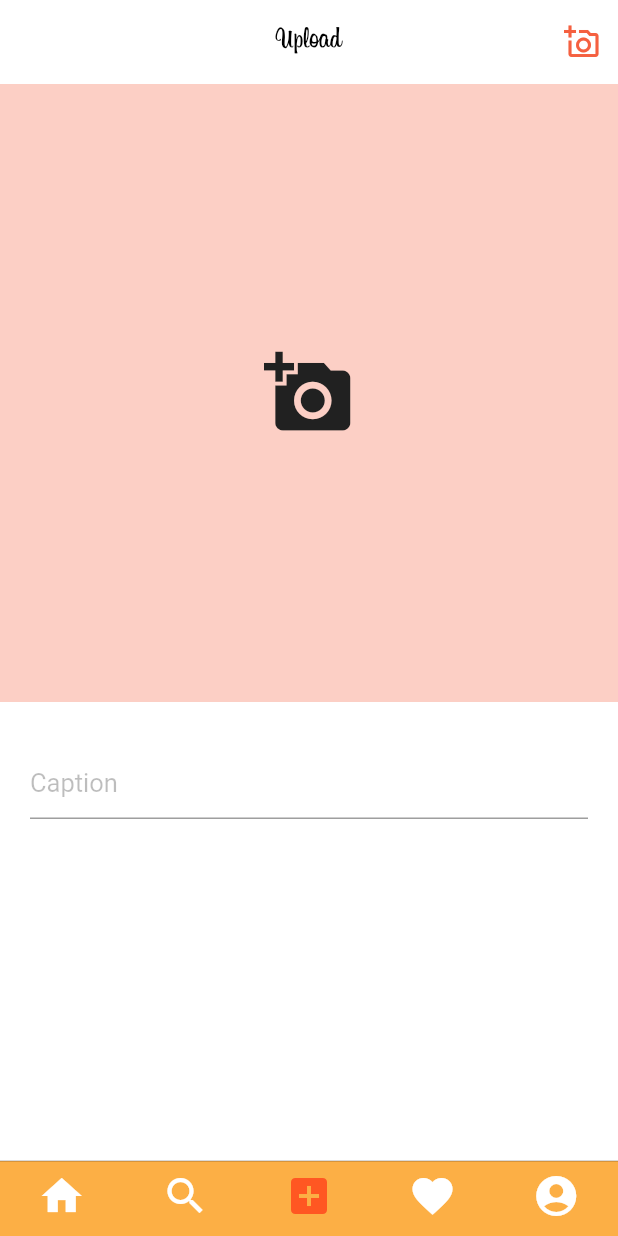
After one commit to Diyorbek0617/flutter_myinsta, a Flutter app: the Home_page screen opened by its route, swiped to page 3, on a phone screen of 412 x 824 dp. The commit adds this screen. Run offline on Flutter 3.47's test engine with Material 2 defaults, Android fonts, the phone set to English and light mode, and no system bars; our stand-ins replace fluttertoast, image_picker.

Commit message:
created upload page

```diff
--- a/lib/main.dart
+++ b/lib/main.dart
@@ -1,4 +1,5 @@
 import 'package:flutter/material.dart';
+import 'package:flutter_myinsta/pages/home_page.dart';
 import 'package:flutter_myinsta/pages/signin_page.dart';
 import 'package:flutter_myinsta/pages/signup_page.dart';
 import 'package:flutter_myinsta/pages/splash_page.dart';
@@ -8,9 +9,8 @@ void main() {
 }
 
 class MyApp extends StatelessWidget {
-  const MyApp({Key? key}) : super(key: key);
+  const MyApp({Key key}) : super(key: key);
 
-  // This widget is the root of your application.
   @override
   Widget build(BuildContext context) {
     return MaterialApp(
@@ -25,6 +25,7 @@ class MyApp extends StatelessWidget {
         Splash_page.id:(context)=>Splash_page(),
         Signin_page.id:(context)=>Signin_page(),
         Signup_page.id:(context)=>Signup_page(),
+        Home_page.id:(context)=>Home_page(),
       },
     );
   }
--- /dev/null
+++ b/lib/pages/home_page.dart
@@ -0,0 +1,97 @@
+
+import 'package:flutter/cupertino.dart';
+import 'package:flutter/material.dart';
+import 'package:flutter_myinsta/pages/my_likes_page.dart';
+import 'package:flutter_myinsta/pages/my_profile_page.dart';
+import 'package:flutter_myinsta/pages/myfeed_page.dart';
+import 'package:flutter_myinsta/pages/mysearch_page.dart';
+import 'package:flutter_myinsta/pages/myupload_page.dart';
+
+
+class Home_page extends StatefulWidget {
+  const Home_page({Key key}) : super(key: key);
+  static final String id="home_page";
+
+  @override
+  _Home_pageState createState() => _Home_pageState();
+}
+
+class _Home_pageState extends State<Home_page> {
+   int _cureenttab=0;
+   PageController _pageController;
+
+
+   @override
+  void initState() {
+    // TODO: implement initState
+    super.initState();
+    _pageController = PageController();
+  }
+
+
+  @override
+  Widget build(BuildContext context) {
+    return Scaffold(
+      body:  PageView(
+        controller: _pageController,
+        children: const [
+          Myfeed_page(),
+          Mysearch_page(),
+          Myupoad_page(),
+          My_likes_page(),
+          My_profile_page(),
+
+        ],
+          onPageChanged: (int index){
+          setState(() {
+            _cureenttab=index;
+          });
+    },
+      ),
+      bottomNavigationBar: CupertinoTabBar(
+        inactiveColor: Colors.white,
+        backgroundColor:Color.fromRGBO(252, 175, 69, 1),
+        onTap: (int index){
+          setState(() {
+            _cureenttab=index;
+            _pageController.animateToPage(index,duration:Duration(milliseconds: 200),curve: Curves.easeIn);
+          });
+        },
+        activeColor: Colors.deepOrange,
+        currentIndex: _cureenttab,
+        items: [
+          BottomNavigationBarItem(
+            icon: Icon(
+              Icons.home,
+              size: 32,
+            ),
+          ),
+          BottomNavigationBarItem(
+            icon: Icon(
+              Icons.search,
+              size: 32,
+            ),
+          ),
+          BottomNavigationBarItem(
+            icon: Icon(
+              Icons.add_box,
+              size: 32,
+            ),
+          ),
+          BottomNavigationBarItem(
+            icon: Icon(
+              Icons.favorite,
+              size: 32,
+            ),
+          ),
+          BottomNavigationBarItem(
+            icon: Icon(
+              Icons.account_circle,
+              size: 32,
+            ),
+          ),
+        ],
+      ),
+    );
+  }
+}
--- /dev/null
+++ b/lib/pages/myupload_page.dart
@@ -0,0 +1,174 @@
+import 'dart:io';
+import 'package:flutter/material.dart';
+import "package:image_picker/image_picker.dart" show ImagePicker, ImageSource;
+
+class Myupoad_page extends StatefulWidget {
+  const Myupoad_page({Key key}) : super(key: key);
+  static const String id = "myupload_page";
+
+  @override
+  _Myupoad_pageState createState() => _Myupoad_pageState();
+}
+
+File _image;
+bool iscorrect = false;
+
+class _Myupoad_pageState extends State<Myupoad_page> {
+  var captioncontroller = TextEditingController();
+
+  _imgFromCamera() async {
+    File image = await ImagePicker.pickImage(
+        source: ImageSource.camera, imageQuality: 50);
+
+    setState(() {
+      _image = image;
+    });
+  }
+
+  _imgFromGallery() async {
+    File image = await ImagePicker.pickImage(
+        source: ImageSource.gallery, imageQuality: 50);
+
+    setState(() {
+      _image = image;
+    });
+  }
+
+  void _showPicker(context) {
+    showModalBottomSheet(
+        backgroundColor: Color.fromRGBO(245, 96, 64, 1).withOpacity(0.8),
+        context: context,
+        builder: (BuildContext bc) {
+          return SafeArea(
+            child: Container(
+              child: new Wrap(
+                children: <Widget>[
+                  new ListTile(
+                      leading: new Icon(Icons.photo_library),
+                      title: new Text('Pick Photo'),
+                      onTap: () {
+                        _imgFromGallery();
+                        Navigator.of(context).pop();
+                      }),
+                  Container(
+                    width: double.infinity,
+                    height: 1,
+                    color: Colors.blue,
+                  ),
+                  new ListTile(
+                    leading: new Icon(Icons.photo_camera),
+                    title: new Text('Take Photo'),
+                    onTap: () {
+                      _imgFromCamera();
+                      Navigator.of(context).pop();
+                    },
+                  ),
+                ],
+              ),
+            ),
+          );
+        });
+  }
+
+  @override
+  Widget build(BuildContext context) {
+    return Scaffold(
+      backgroundColor: Colors.white,
+      appBar: AppBar(
+        backgroundColor: Colors.white,
+        title: const Text(
+          "Upload",
+          style: TextStyle(color: Colors.black, fontFamily: "Billabong"),
+        ),
+        actions: [
+          IconButton(
+            onPressed: () {},
+            icon: const Icon(Icons.add_a_photo_outlined),
+            color: const Color.fromRGBO(245, 96, 64, 1),
+          ),
+        ],
+        centerTitle: true,
+        elevation: 0,
+      ),
+      body: SafeArea(
+        child: SingleChildScrollView(
+          child: Container(
+            width: MediaQuery.of(context).size.width,
+            child: Column(
+              children: <Widget>[
+                // choose image
+                Container(
+                  width: MediaQuery.of(context).size.width,
+                  height: MediaQuery.of(context).size.width,
+                  color: Color.fromRGBO(245, 96, 64, 1).withOpacity(0.3),
+                  child: _image == null
+                      ? GestureDetector(
+                    onTap: (){
+                      _showPicker(context);
+                    },
+                        child: Center(
+                          child: Icon(
+                              Icons.add_a_photo,
+                              color: Colors.grey.shade900,
+                              size: 60,
+                            ),
+                        ),
+                      )
+                      : Stack(
+                          children: [
+                            // Added photo
+                            Container(
+                              height: double.infinity,
+                              width: double.infinity,
+                              child: Image.file(
+                                _image,
+                                fit: BoxFit.cover,
+                              ),
+                            ),
+
+                            Container(
+                              width: double.infinity,
+                              decoration: BoxDecoration(
+                                color: Colors.black12.withOpacity(0.2),
+                              ),
+                              child: Column(
+                                crossAxisAlignment: CrossAxisAlignment.end,
+                                children: [
+                                  IconButton(
+                                      icon: Icon(
+                                        Icons.highlight_remove,
+                                        color: Colors.white,
+                                      ),
+                                      onPressed: () {
+                                        setState(() {
+                                          _image = null;
+                                        });
+                                      }),
+                                ],
+                              ),
+                            ),
+                          ],
+                        ),
+                ),
+
+                // #add caption
+                Container(
+                  margin: const EdgeInsets.only(left: 20, right: 20, top: 30),
+                  child: TextField(
+                    keyboardType: TextInputType.multiline,
+                    decoration: InputDecoration(
+                      hintText: "Caption",
+                      hintStyle: TextStyle(color: Colors.black26, fontSize: 17),
+                    ),
+                    maxLines: null,
+                    controller: captioncontroller,
+                  ),
+                ),
+              ],
+            ),
+          ),
+        ),
+      ),
+    );
+  }
+}
--- a/lib/pages/signup_page.dart
+++ b/lib/pages/signup_page.dart
@@ -2,7 +2,7 @@ import 'package:flutter/material.dart';
 import 'package:flutter_myinsta/pages/signin_page.dart';
 
 class Signup_page extends StatefulWidget {
-  const Signup_page({Key? key}) : super(key: key);
+  const Signup_page({Key key}) : super(key: key);
   static final String id="signup_page";
 
   @override
--- a/lib/pages/splash_page.dart
+++ b/lib/pages/splash_page.dart
@@ -4,7 +4,7 @@ import 'package:flutter/material.dart';
 import 'package:flutter_myinsta/pages/signin_page.dart';
 
 class Splash_page extends StatefulWidget {
-  const Splash_page({Key? key}) : super(key: key);
+  const Splash_page({Key key}) : super(key: key);
   static final String id = "splash_page";
 
   @override
--- a/pubspec.yaml
+++ b/pubspec.yaml
@@ -4,7 +4,7 @@ description: Flutter_myinsta.
 version: 1.0.0+1
 
 environment:
-  sdk: ">=2.15.1 <3.0.0"
+  sdk: ">=2.07.0 <3.0.0"
 
 
 dependencies:
@@ -14,6 +14,8 @@ dependencies:
 
 
   cupertino_icons: ^1.0.2
+  image_picker: ^0.6.6+5
+  fluttertoast: 7.1.1
 
 dev_dependencies:
   flutter_test:
```
Also changed, not shown: lib/pages/my_likes_page.dart (added, +20 -0 lines), lib/pages/my_profile_page.dart (added, +22 -0 lines), lib/pages/myfeed_page.dart (added, +20 -0 lines), lib/pages/mysearch_page.dart (added, +22 -0 lines), lib/pages/signin_page.dart (+11 -2 lines), lib/untills.dart (added, +16 -0 lines), pubspec.lock.
